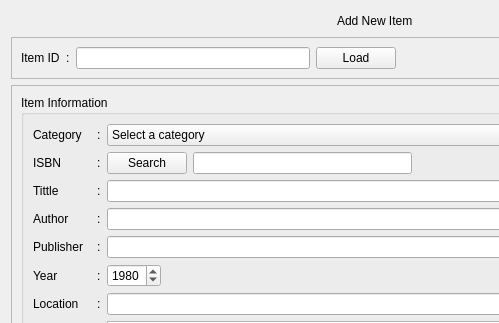
Qt form src/Gui/mNewItem.ui (cagonza6/Buho) before a commit; both pictures show x 0 to 499 and y 0 to 323 of the 750 by 525 pixel window.
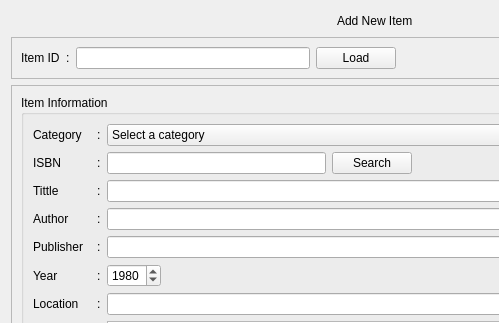
The same form after that commit. Icons and pictures are not drawn.

Patch:
```diff
--- a/src/Gui/mNewItem.ui
+++ b/src/Gui/mNewItem.ui
@@ -375,6 +375,9 @@
            </item>
            <item row="2" column="2">
             <layout class="QHBoxLayout" name="horizontalLayout">
+             <item>
+              <widget class="QLineEdit" name="field_ISBN"/>
+             </item>
              <item>
               <widget class="QPushButton" name="buttonIsbnSearch">
                <property name="text">
@@ -382,9 +385,6 @@
                </property>
               </widget>
              </item>
-             <item>
-              <widget class="QLineEdit" name="field_ISBN"/>
-             </item>
              <item>
               <spacer name="horizontalSpacer_2">
                <property name="orientation">
```
Left out of the diff: 40 changed lines with no effect on the pictures.
